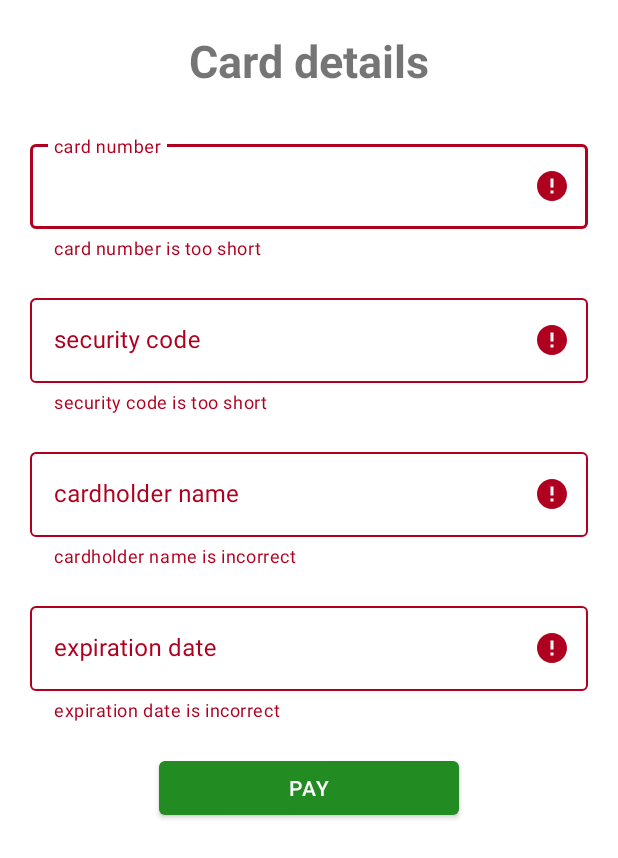
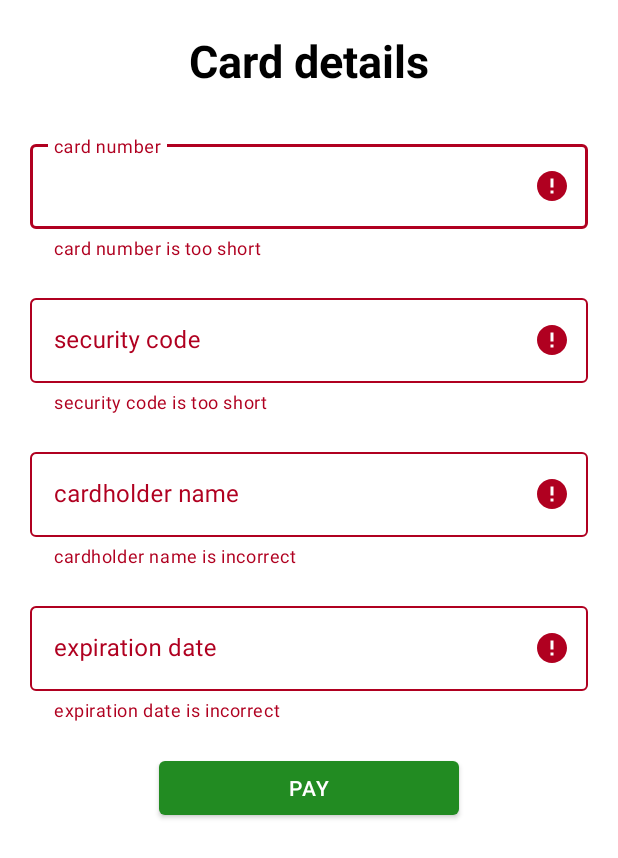
Before and after one commit to iliesgabi/piupiu, an Android app: the CardDetailsActivity screen opened directly, with no data from a screen before it, after a tap on "PAY", on a phone screen of 412 x 824 dp. Shown: the top 858 px of the screen. Run offline under Robolectric (Android 15) with nearby library versions, the light colour scheme and no system bars; 1 statement that could not run was skipped.

Commit message:
car feature

```diff
--- a/app/src/main/java/com/piu/solar_energy_usage/car/CarActivity.kt
+++ b/app/src/main/java/com/piu/solar_energy_usage/car/CarActivity.kt
@@ -14,20 +14,38 @@ class CarActivity : AppCompatActivity() {
         val speed = findViewById<TextView>(R.id.speedTextView)
         val hour = findViewById<TextView>(R.id.hoursTextView)
 
-        val timer = Timer()
-        timer.scheduleAtFixedRate(object : TimerTask() {
-            override fun run() {
-                val value = (500..1000).random()
-                val speedValue = "" + value + "W"
+        val refresh = Runnable {
+            val value = (500..1000).random()
+            val speedValue = "" + value + "W"
 
-                speed.text = speedValue
+            speed.text = speedValue
 
-                val time = (5..10).random()
+            if (value > 700) {
+                val time = (5..7).random()
+                val timeValue = "" + time + " hours remaining"
+
+                hour.text = timeValue
+            } else {
+                val time = (7..10).random()
                 val timeValue = "" + time + " hours remaining"
 
                 hour.text = timeValue
             }
-        }, 0, 700)
+        }
+
+        val updateThread: Thread = object : Thread() {
+            override fun run() {
+                try {
+                    while (!isInterrupted) {
+                        sleep(700)
+                        runOnUiThread(refresh)
+                    }
+                } catch (e: InterruptedException) {
+                    e.printStackTrace()
+                }
+            }
+        }
+        updateThread.start()
 
     }
 }
--- a/app/src/main/res/layout/activity_card_details.xml
+++ b/app/src/main/res/layout/activity_card_details.xml
@@ -15,7 +15,8 @@
         android:layout_margin="20dp"
         android:text="@string/card_details"
         android:textSize="30sp"
-        android:textStyle="bold" />
+        android:textStyle="bold"
+        android:textColor="@color/black"/>
 
     <com.google.android.material.textfield.TextInputLayout
         android:id="@+id/cardNumber"
--- a/app/src/main/res/layout/activity_invoice.xml
+++ b/app/src/main/res/layout/activity_invoice.xml
@@ -16,6 +16,7 @@
         android:textSize="30sp"
         android:textStyle="bold"
         android:layout_margin="20dp"
+        android:textColor="@color/black"
         />
 
     <androidx.recyclerview.widget.RecyclerView
--- a/app/src/main/res/layout/activity_payment.xml
+++ b/app/src/main/res/layout/activity_payment.xml
@@ -15,7 +15,8 @@
         android:layout_margin="20dp"
         android:text="@string/payment"
         android:textSize="30sp"
-        android:textStyle="bold" />
+        android:textStyle="bold"
+        android:textColor="@color/black"/>
 
     <LinearLayout
         android:layout_width="wrap_content"
```
Also changed, not shown: app/src/main/res/layout/activity_car.xml (+20 -4 lines).
